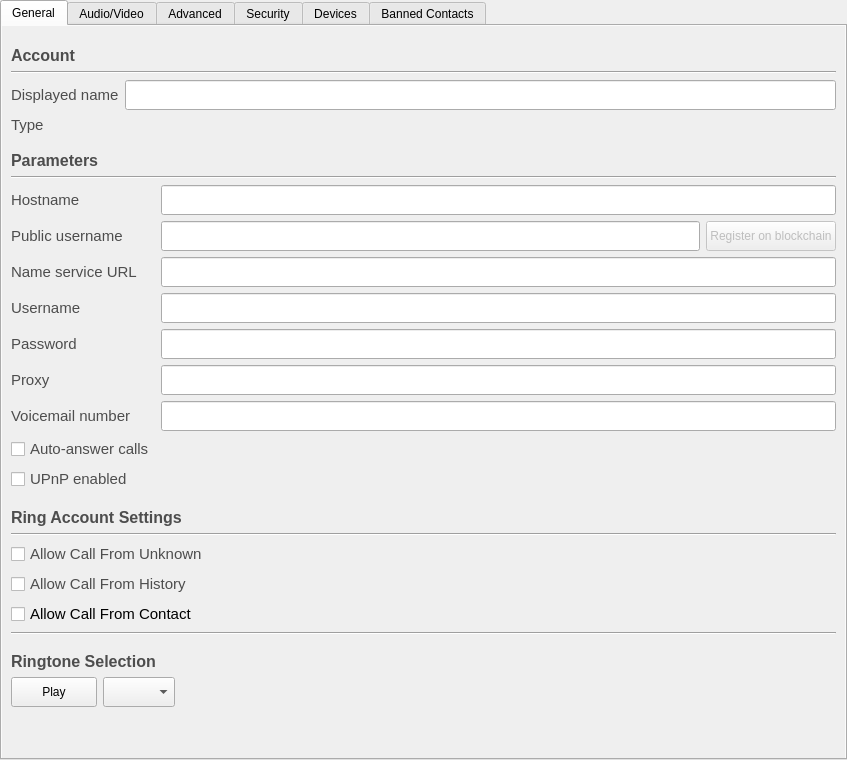
Qt form accountdetails.ui (savoirfairelinux/jami-client-windows) before a commit.
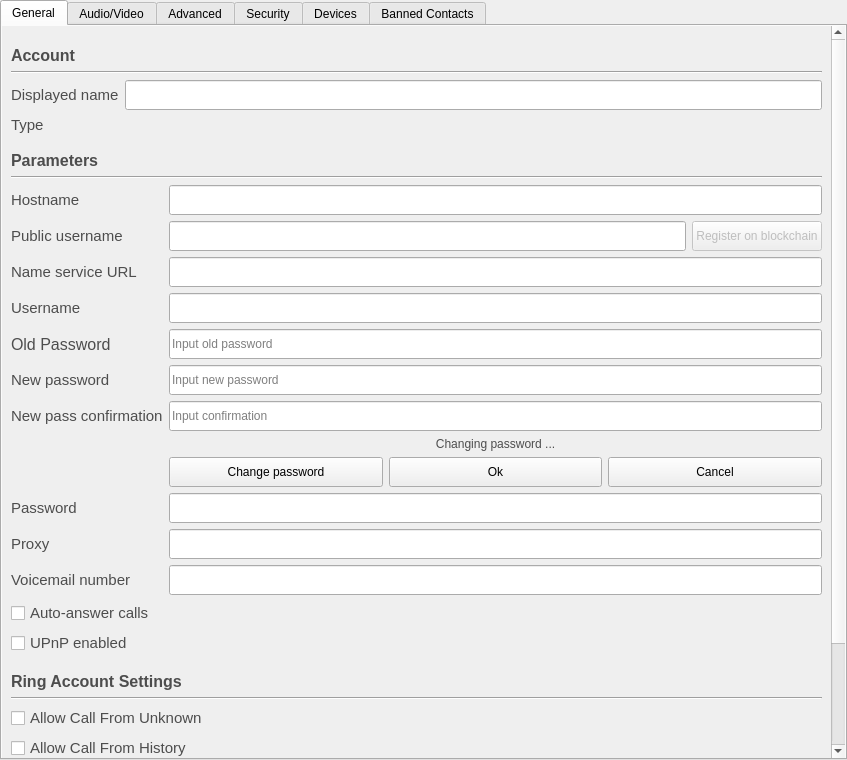
The same form after that commit. Icons and pictures are not drawn. Custom widgets are drawn as their Qt base class.

Commit message:
enable account password change
add the ui to change password of an account in account details.

Patch:
```diff
--- a/accountdetails.ui
+++ b/accountdetails.ui
@@ -100,8 +100,8 @@
            <rect>
             <x>0</x>
             <y>0</y>
-            <width>843</width>
-            <height>726</height>
+            <width>829</width>
+            <height>912</height>
            </rect>
           </property>
           <layout class="QVBoxLayout" name="verticalLayout_12">
@@ -449,7 +449,7 @@
                  </property>
                 </widget>
                </item>
-               <item row="4" column="0">
+               <item row="12" column="0">
                 <widget class="QLabel" name="passwordLabel">
                  <property name="sizePolicy">
                   <sizepolicy hsizetype="MinimumExpanding" vsizetype="Preferred">
@@ -473,7 +473,7 @@
                  </property>
                 </widget>
                </item>
-               <item row="4" column="1">
+               <item row="12" column="1">
                 <widget class="QLineEdit" name="lrcfg_password">
                  <property name="sizePolicy">
                   <sizepolicy hsizetype="MinimumExpanding" vsizetype="Fixed">
@@ -495,7 +495,7 @@
                  </property>
                 </widget>
                </item>
-               <item row="5" column="0">
+               <item row="13" column="0">
                 <widget class="QLabel" name="proxyLabel">
                  <property name="sizePolicy">
                   <sizepolicy hsizetype="MinimumExpanding" vsizetype="Preferred">
@@ -519,7 +519,7 @@
                  </property>
                 </widget>
                </item>
-               <item row="5" column="1">
+               <item row="13" column="1">
                 <widget class="QLineEdit" name="lrcfg_proxy">
                  <property name="sizePolicy">
                   <sizepolicy hsizetype="MinimumExpanding" vsizetype="Fixed">
@@ -538,7 +538,7 @@
                  </property>
                 </widget>
                </item>
-               <item row="6" column="0">
+               <item row="14" column="0">
                 <widget class="QLabel" name="voicemailLabel">
                  <property name="sizePolicy">
                   <sizepolicy hsizetype="MinimumExpanding" vsizetype="Preferred">
@@ -562,7 +562,7 @@
                  </property>
                 </widget>
                </item>
-               <item row="6" column="1">
+               <item row="14" column="1">
                 <widget class="QLineEdit" name="lrcfg_mailbox">
                  <property name="sizePolicy">
                   <sizepolicy hsizetype="MinimumExpanding" vsizetype="Fixed">
@@ -581,7 +581,7 @@
                  </property>
                 </widget>
                </item>
-               <item row="7" column="0">
+               <item row="15" column="0">
                 <widget class="QCheckBox" name="lrcfg_autoAnswer">
                  <property name="font">
                   <font>
@@ -599,7 +599,7 @@
                  </property>
                 </widget>
                </item>
-               <item row="8" column="0">
+               <item row="16" column="0">
                 <widget class="QCheckBox" name="lrcfg_upnpEnabled">
                  <property name="enabled">
                   <bool>true</bool>
@@ -620,6 +620,188 @@
                  </property>
                 </widget>
                </item>
+               <item row="4" column="1">
+                <widget class="QLineEdit" name="oldPasswordLineEdit">
+                 <property name="minimumSize">
+                  <size>
+                   <width>0</width>
+                   <height>30</height>
+                  </size>
+                 </property>
+                 <property name="toolTip">
+                  <string>Old password input line</string>
+                 </property>
+                 <property name="inputMask">
+                  <string/>
+                 </property>
+                 <property name="echoMode">
+                  <enum>QLineEdit::Password</enum>
+                 </property>
+                 <property name="placeholderText">
+                  <string>Input old password</string>
+                 </property>
+                </widget>
+               </item>
+               <item row="4" column="0">
+                <widget class="QLabel" name="oldPasswordLabel">
+                 <property name="font">
+                  <font>
+                   <pointsize>12</pointsize>
+                  </font>
+                 </property>
+                 <property name="styleSheet">
+                  <string notr="true">color: rgb(77, 77, 77);</string>
+                 </property>
+                 <property name="text">
+                  <string>Old Password</string>
+                 </property>
+                </widget>
+               </item>
+               <item row="5" column="1">
+                <widget class="QLineEdit" name="newPasswordLineEdit">
+                 <property name="minimumSize">
+                  <size>
+                   <width>0</width>
+                   <height>30</height>
+                  </size>
+                 </property>
+                 <property name="toolTip">
+                  <string>New password text input</string>
+                 </property>
+                 <property name="echoMode">
+                  <enum>QLineEdit::Password</enum>
+                 </property>
+                 <property name="placeholderText">
+                  <string>Input new password</string>
+                 </property>
+                </widget>
+               </item>
+               <item row="5" column="0">
+                <widget class="QLabel" name="newPasswordLabel">
+                 <property name="font">
+                  <font>
+                   <pointsize>11</pointsize>
+                   <weight>50</weight>
+                   <bold>false</bold>
+                  </font>
+                 </property>
+                 <property name="styleSheet">
+                  <string notr="true">color: rgb(77, 77, 77);</string>
+                 </property>
+                 <property name="text">
+                  <string>New password</string>
+                 </property>
+                </widget>
+               </item>
+               <item row="7" column="1">
+                <widget class="QLineEdit" name="newPassConfirmationLineEdit">
+                 <property name="minimumSize">
+                  <size>
+                   <width>0</width>
+                   <height>30</height>
+                  </size>
+                 </property>
+                 <property name="toolTip">
+                  <string>Password confirmation text input</string>
+                 </property>
+                 <property name="echoMode">
+                  <enum>QLineEdit::Password</enum>
+                 </property>
+                 <property name="placeholderText">
+                  <string>Input confirmation </string>
+                 </property>
+                </widget>
+               </item>
+               <item row="7" column="0">
+                <widget class="QLabel" name="newPassConfirmationLabel">
+                 <property name="font">
+                  <font>
+                   <family>Cantarell</family>
+                   <pointsize>11</pointsize>
+                  </font>
+                 </property>
+                 <property name="styleSheet">
+                  <string notr="true">color: rgb(77, 77, 77);</string>
+                 </property>
+                 <property name="text">
+                  <string>New pass confirmation</string>
+                 </property>
+                </widget>
+               </item>
+               <item row="9" column="1">
+                <layout class="QHBoxLayout" name="horizontalLayout_2">
+                 <property name="topMargin">
+                  <number>0</number>
+                 </property>
+                 <item>
+                  <widget class="QPushButton" name="changePassBtn">
+                   <property name="minimumSize">
+                    <size>
+                     <width>0</width>
+                     <height>30</height>
+                    </size>
+                   </property>
+                   <property name="maximumSize">
+                    <size>
+                     <width>500</width>
+                     <height>100</height>
+                    </size>
+                   </property>
+                   <property name="text">
+                    <string>Change password</string>
+                   </property>
+                  </widget>
+                 </item>
+                 <item>
+                  <widget class="QPushButton" name="confirmChangeBtn">
+                   <property name="minimumSize">
+                    <size>
+                     <width>0</width>
+                     <height>30</height>
+                    </size>
+                   </property>
+                   <property name="maximumSize">
+                    <size>
+                     <width>500</width>
+                     <height>16777215</height>
+                    </size>
+                   </property>
+                   <property name="text">
+                    <string>Ok</string>
+                   </property>
+                  </widget>
+                 </item>
+                 <item>
+                  <widget class="QPushButton" name="cancelChangeBtn">
+                   <property name="minimumSize">
+                    <size>
+                     <width>0</width>
+                     <height>30</height>
+                    </size>
+                   </property>
+                   <property name="toolTip">
+                    <string>Cancel password change button</string>
+                   </property>
+                   <property name="text">
+                    <string>Cancel</string>
+                   </property>
+                  </widget>
+                 </item>
+                </layout>
+               </item>
+               <item row="8" column="1">
+                <widget class="QLabel" name="changePassInfo">
+                 <property name="styleSheet">
+                  <string notr="true">color: rgb(77, 77, 77);</string>
+                 </property>
+                 <property name="text">
+                  <string>Changing password ...</string>
+                 </property>
+                 <property name="alignment">
+                  <set>Qt::AlignCenter</set>
+                 </property>
+                </widget>
+               </item>
               </layout>
              </item>
              <item>
```
Left out of the diff: 4 changed lines with no effect on the pictures. The commit also changes 3 other files.
